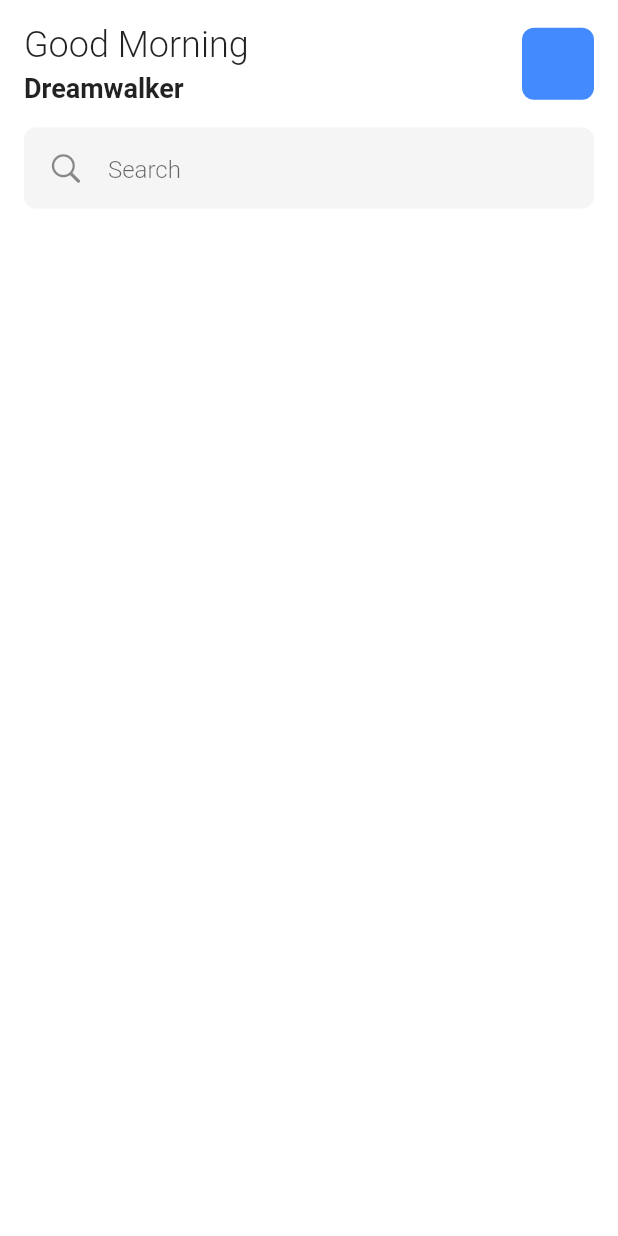
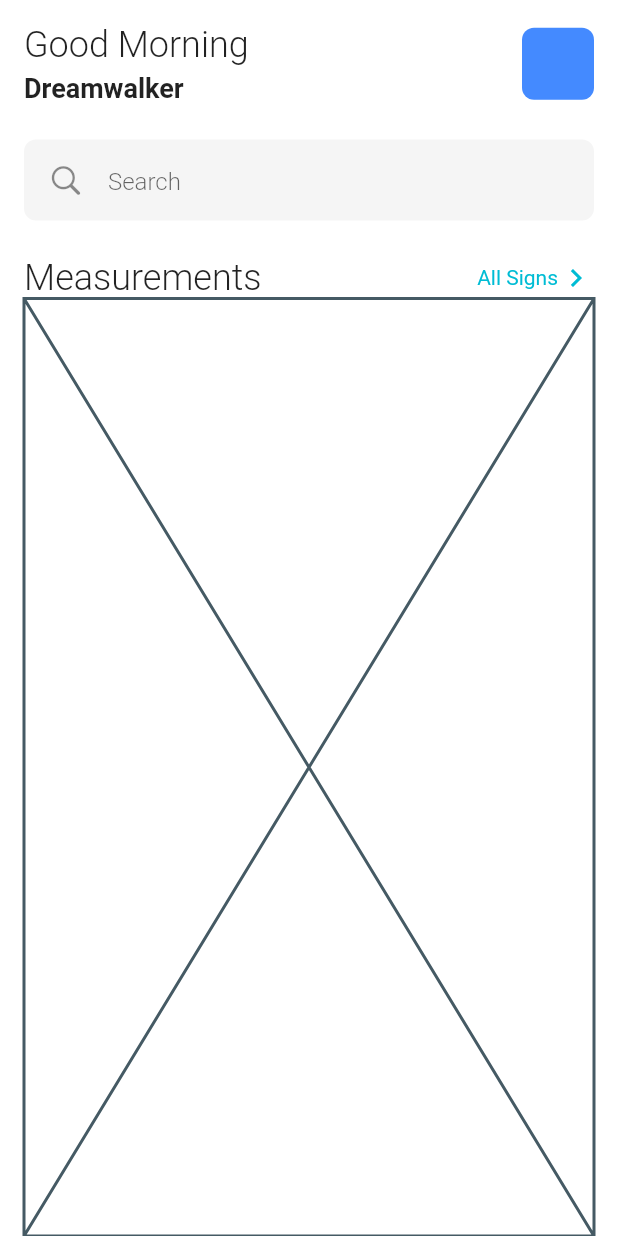
Before and after one commit to JAICHANGPARK/flutter_notebook_19th_story, a Flutter app: the screen it shows after launch, on a phone screen of 412 x 824 dp. Run offline on Flutter 3.47's test engine with Material 2 defaults, Android fonts, the phone set to English and light mode, and no system bars; our stand-ins replace cached_network_image, countup, fl_chart, flutter_riverpod, freezed_annotation, smooth_page_indicator and 1 more.

Commit message:
Update monitoring_main_page.dart

```diff
--- a/lib/ep1127_patient_monitoring_app/src/ui/monitoring_main_page.dart
+++ b/lib/ep1127_patient_monitoring_app/src/ui/monitoring_main_page.dart
@@ -14,9 +14,8 @@ class _MonitoringMainPageState extends State<MonitoringMainPage> {
     return Scaffold(
       backgroundColor: Colors.white,
       body: SafeArea(
-        child: SingleChildScrollView(
         child: Padding(
-            padding: const EdgeInsets.all(16.0),
+          padding: const EdgeInsets.fromLTRB(16, 16, 16, 0),
           child: Column(
             crossAxisAlignment: CrossAxisAlignment.start,
             children: [
@@ -56,30 +55,44 @@ class _MonitoringMainPageState extends State<MonitoringMainPage> {
                 ],
               ),
               Padding(
-                  padding: const EdgeInsets.symmetric(vertical: 16),
+                padding: const EdgeInsets.symmetric(vertical: 24),
                 child: Container(
                   height: 54,
                   decoration: BoxDecoration(
                     color: Colors.grey[100],
                     borderRadius: BorderRadius.circular(8),
                   ),
-
                   padding: EdgeInsets.symmetric(horizontal: 16, vertical: 4),
                   child: TextField(
                     decoration: InputDecoration(
                         icon: Icon(CupertinoIcons.search),
                         hintText: "Search",
-                        hintStyle: TextStyle(
-                          fontWeight: FontWeight.w300
-                        ),
-                        border: InputBorder.none
+                        hintStyle: TextStyle(fontWeight: FontWeight.w300),
+                        border: InputBorder.none),
                   ),
                 ),
               ),
+              Row(
+                children: [
+                  Text(
+                    "Measurements",
+                    style: TextStyle(fontSize: 24, fontWeight: FontWeight.w300),
                   ),
-
+                  Spacer(),
+                  Text(
+                    "All Signs",
+                    style: TextStyle(
+                      color: Colors.cyan,
+                    ),
+                  ),
+                  Icon(
+                    Icons.keyboard_arrow_right,
+                    color: Colors.cyan,
+                  )
                 ],
               ),
+              Expanded(child: Placeholder())
+            ],
           ),
         ),
       ),
```
Lines whose indentation alone changed are shown as unchanged.
